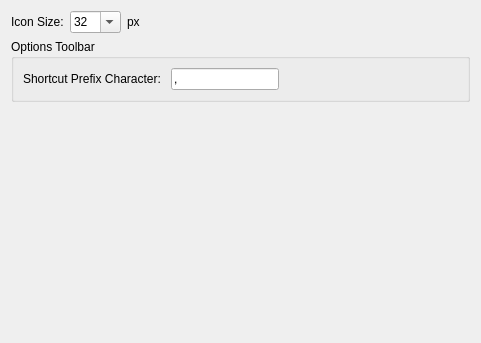
The window that scripts/Edit/AppPreferences/ToolBarPreferences/PreferencesPage.ui (qcad/qcad) describes before a commit, drawn with Qt 5.
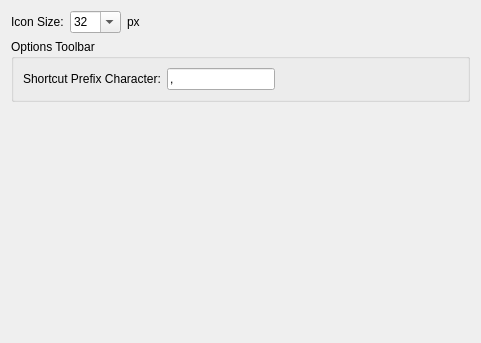
The same window after the commit.

```diff
--- a/scripts/Edit/AppPreferences/ToolBarPreferences/PreferencesPage.ui
+++ b/scripts/Edit/AppPreferences/ToolBarPreferences/PreferencesPage.ui
@@ -119,7 +119,7 @@
       <item>
        <widget class="QLabel" name="label_3">
         <property name="text">
-         <string>Shortcut Prefix Character: </string>
+         <string>Shortcut Prefix Character:</string>
         </property>
        </widget>
       </item>
@@ -141,7 +141,7 @@
          <bool>false</bool>
         </property>
         <property name="inputMask">
-         <string notr="true">X; </string>
+         <string notr="true">X</string>
         </property>
         <property name="text">
          <string notr="true">,</string>
```
